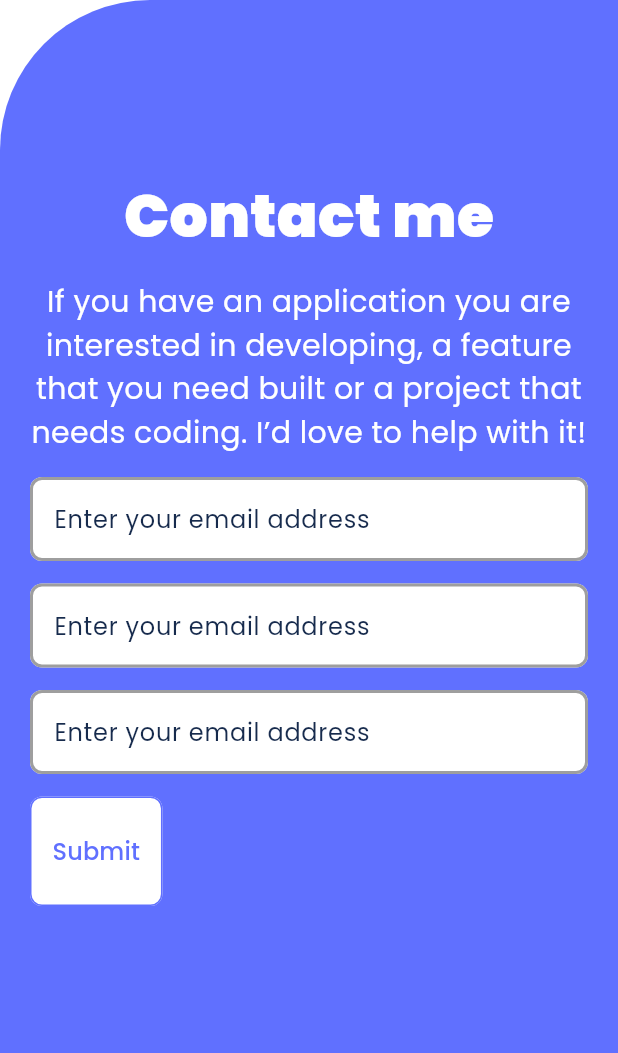
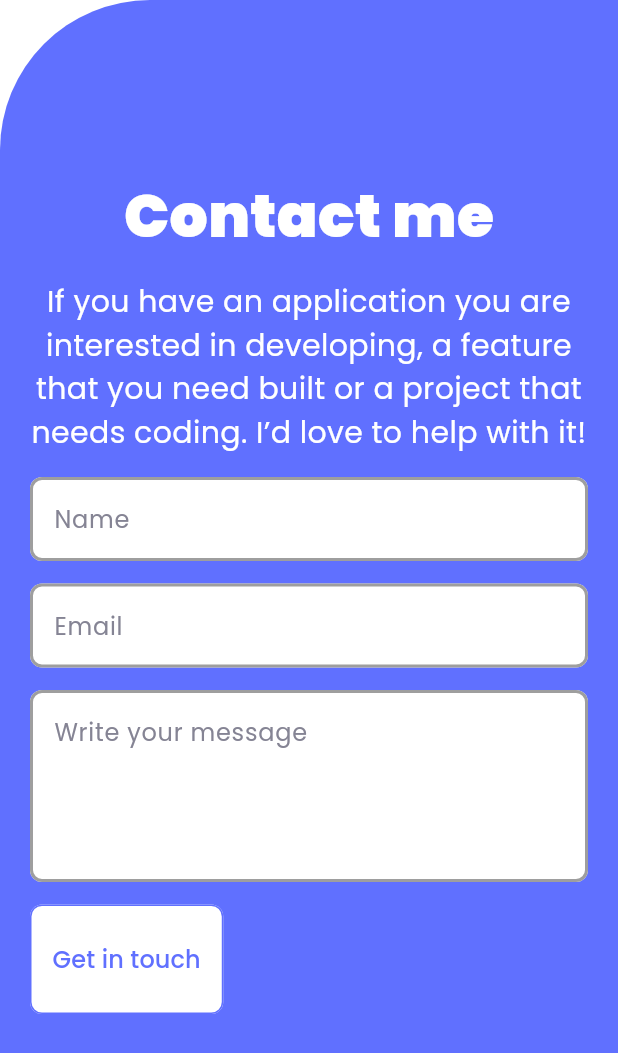
Before and after one commit to Salimer/portfolio-flutter, a Flutter app: the ContactMeWidget widget shown alone on an empty page, opened directly, on a phone screen of 412 x 824 dp. Shown: the top 1053 px of the screen. Run offline on Flutter 3.47's test engine with Material 3 defaults, Android fonts, the phone set to English and light mode, and no system bars; our stand-ins replace flutter_riverpod, flutter_svg, font_awesome_flutter, riverpod_annotation; generated files the repository leaves out were written again.

Commit message:
Modify input fields

```diff
--- a/lib/features/home/presentation/widgets/contact_me/contact_me_widget.dart
+++ b/lib/features/home/presentation/widgets/contact_me/contact_me_widget.dart
@@ -1,4 +1,3 @@
-
 import 'package:flutter/material.dart';
 
 import '../../../../../core/constants/app_colors.dart';
@@ -43,17 +42,20 @@ class ContactMeWidget extends StatelessWidget {
               textAlign: TextAlign.center,
             ),
             const SizedBox(height: Layout.mediumSpace),
-            const CustomTextFormField(),
+            const CustomTextFormField(hint: 'Name'),
             const SizedBox(height: Layout.mediumSpace),
-            const CustomTextFormField(),
+            const CustomTextFormField(hint: 'Email'),
             const SizedBox(height: Layout.mediumSpace),
-            const CustomTextFormField(),
+            const CustomTextFormField(
+              hint: 'Write your message',
+              maxLines: 4,
+            ),
             const SizedBox(height: Layout.mediumSpace),
             const Row(
               mainAxisAlignment: MainAxisAlignment.start,
               children: [
                 CustomOutlinedButton(
-                  text: 'Submit',
+                  text: 'Get in touch',
                   // onPressed: () {},
                 ),
               ],
--- a/lib/features/home/presentation/widgets/contact_me/custom_text_form_field.dart
+++ b/lib/features/home/presentation/widgets/contact_me/custom_text_form_field.dart
@@ -1,22 +1,28 @@
-
 import 'package:flutter/material.dart';
 
+import '../../../../../core/constants/app_colors.dart';
 import '../../../../../core/constants/layout.dart';
 import '../../../../../core/constants/text_styles.dart';
 
 class CustomTextFormField extends StatelessWidget {
   const CustomTextFormField({
     super.key,
+    required this.hint,
+    this.maxLines,
   });
+
+  final String hint;
+  final int? maxLines;
 
   @override
   Widget build(BuildContext context) {
     return TextFormField(
+      maxLines: maxLines ?? 1,
       decoration: InputDecoration(
         filled: true,
         fillColor: Colors.white,
-        hintText: 'Enter your email address',
-        hintStyle: TextStyles.regular16,
+        hintText: hint,
+        hintStyle: TextStyles.regular16.copyWith(color: AppColors.grey2),
         border: OutlineInputBorder(
           borderRadius: BorderRadius.circular(Layout.smallRadius),
           borderSide: const BorderSide(color: Colors.yellow),
```
